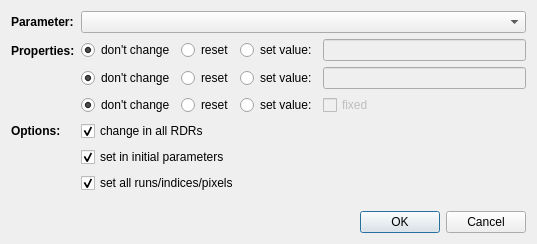
Before: the Qt Designer form plugins/base_classes/dlgfccsresetsetparameter.ui in jkriege2/QuickFit3, drawn with Qt 5.
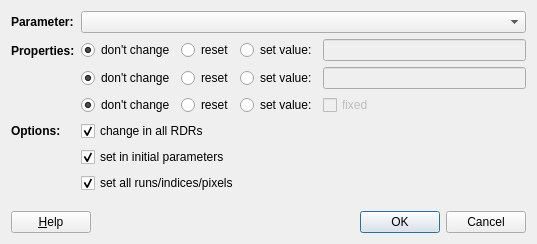
After: the same form once the commit is applied. Icons and pictures are not drawn. Custom widgets are drawn as their Qt base class.

What changed in the file:
```diff
--- a/plugins/base_classes/dlgfccsresetsetparameter.ui
+++ b/plugins/base_classes/dlgfccsresetsetparameter.ui
@@ -16,8 +16,29 @@
   <property name="windowTitle">
    <string>Set/Reset Fit Pramater</string>
   </property>
-  <layout class="QVBoxLayout" name="verticalLayout">
-   <item>
+  <layout class="QGridLayout" name="gridLayout">
+   <item row="1" column="1">
+    <widget class="QDialogButtonBox" name="buttonBox">
+     <property name="orientation">
+      <enum>Qt::Horizontal</enum>
+     </property>
+     <property name="standardButtons">
+      <set>QDialogButtonBox::Cancel|QDialogButtonBox::Ok</set>
+     </property>
+    </widget>
+   </item>
+   <item row="1" column="0">
+    <widget class="QPushButton" name="btnHelp">
+     <property name="text">
+      <string>&amp;Help</string>
+     </property>
+     <property name="icon">
+      <iconset resource="../../lib/lib.qrc">
+       <normaloff>:/lib/help/help.png</normaloff>:/lib/help/help.png</iconset>
+     </property>
+    </widget>
+   </item>
+   <item row="0" column="0" colspan="2">
     <layout class="QFormLayout" name="formLayout_2">
      <item row="0" column="0">
       <widget class="QLabel" name="label">
@@ -254,16 +275,6 @@
      </item>
     </layout>
    </item>
-   <item>
-    <widget class="QDialogButtonBox" name="buttonBox">
-     <property name="orientation">
-      <enum>Qt::Horizontal</enum>
-     </property>
-     <property name="standardButtons">
-      <set>QDialogButtonBox::Cancel|QDialogButtonBox::Ok</set>
-     </property>
-    </widget>
-   </item>
   </layout>
  </widget>
  <customwidgets>
```
Left out of the diff: 10 changed lines with no effect on the pictures.
